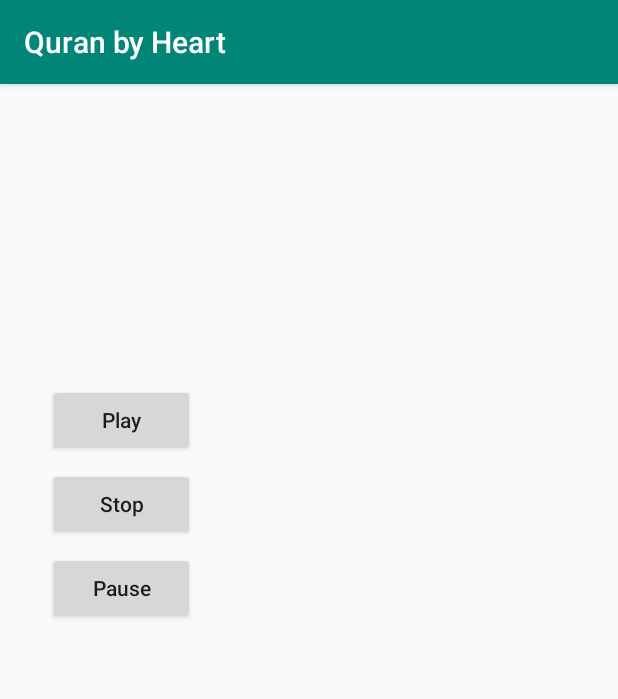
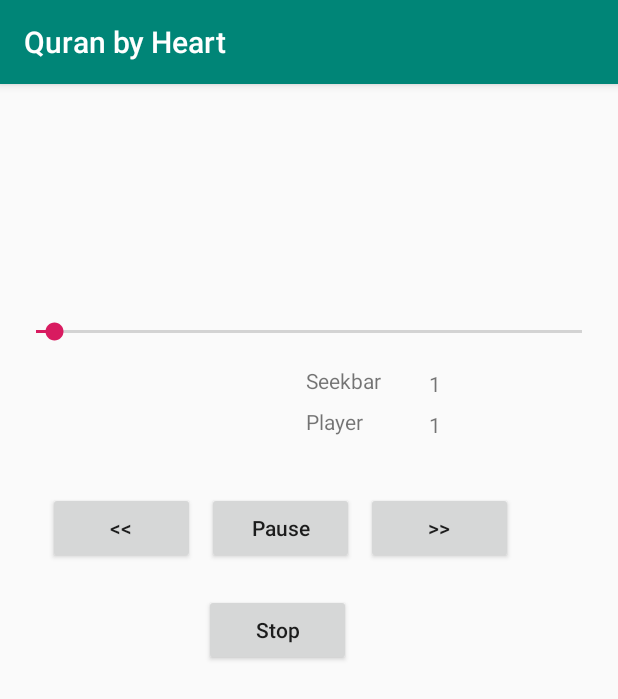
Before and after one commit to tayaraak/QuranbyHeart, an Android app: the screen it shows after launch (MainActivity), after a tap on "Play", on a phone screen of 412 x 824 dp. Shown: the top 699 px of the screen. Run offline under Robolectric (Android 15) with nearby library versions, the light colour scheme and no system bars.

Commit message:
has a working seek bar

```diff
--- a/app/src/main/java/com/tayaraak/quranbyheart/MainActivity.java
+++ b/app/src/main/java/com/tayaraak/quranbyheart/MainActivity.java
@@ -1,41 +1,131 @@
 package com.tayaraak.quranbyheart;
 
 import android.media.MediaPlayer;
+import android.os.Handler;
 import android.support.v7.app.AppCompatActivity;
 import android.os.Bundle;
+import android.util.Log;
 import android.view.View;
+import android.widget.Button;
+import android.widget.SeekBar;
+import android.widget.TextView;
 
 public class MainActivity extends AppCompatActivity {
 
     MediaPlayer player;
+    Button playPauseBtn;
+    Button stopBtn;
+    Button fwdBtn;
+    Button rwdBtn;
+    SeekBar seekBar;
+    Runnable runnable;
+    Handler handler;
+    TextView playerValueTv;
+    TextView seekBarTv;
+
+    String TAG = "Main Activity";
+
+
 
     @Override
     protected void onCreate(Bundle savedInstanceState) {
         super.onCreate(savedInstanceState);
         setContentView(R.layout.activity_main);
 
+        playPauseBtn = (Button) findViewById(R.id.btnPlayPause);
+        stopBtn = (Button) findViewById(R.id.btnStop);
+        fwdBtn = (Button) findViewById(R.id.btnFor);
+        rwdBtn = (Button) findViewById(R.id.btnRew);
+        seekBar = (SeekBar) findViewById(R.id.seekBar);
+        playerValueTv = (TextView) findViewById(R.id.PlayerValue);
+        seekBarTv = (TextView) findViewById(R.id.seekBarValue);
+        handler = new Handler();
+
+        player = MediaPlayer.create(this, R.raw.alnajm);
+
+        player.setOnPreparedListener(new MediaPlayer.OnPreparedListener() {
+            @Override
+            public void onPrepared(MediaPlayer mp) {
+                seekBar.setMax(player.getDuration());
+                changeSeekBar();
+            }
+        });
+
+        seekBar.setOnSeekBarChangeListener(new SeekBar.OnSeekBarChangeListener() {
+
+            @Override
+            public void onProgressChanged(SeekBar seekBar, int progress, boolean fromUser) {
+                if (fromUser){
+                    Log.d(TAG, "onProgressChanged: " + progress);
+                    player.seekTo(progress);
 
                 }
-    public void play (View v){
-        if (player == null){
-            player = MediaPlayer.create(this, R.raw.ana);
+            }
+
+            @Override
+            public void onStartTrackingTouch(SeekBar seekBar) {
+
+            }
+
+            @Override
+            public void onStopTrackingTouch(SeekBar seekBar) {
+
+            }
+        });
+
+        playPauseBtn.setOnClickListener(new View.OnClickListener() {
+            @Override
+            public void onClick(View v) {
+
                 player.setOnCompletionListener(new MediaPlayer.OnCompletionListener() {
                     @Override
                     public void onCompletion(MediaPlayer mp) {
                         stopPlayer();
                     }
                 });
+
+                if (player.isPlaying()){
+                    player.pause();
+                    playPauseBtn.setText("Play");
+                }else {
+                    player.start();
+                    player.seekTo(seekBar.getProgress());
+                    changeSeekBar();
+                    playPauseBtn.setText("Pause");
+
                 }
-        player.start();
+            }
+        });
+
+
+
+        stopBtn.setOnClickListener(new View.OnClickListener() {
+            @Override
+            public void onClick(View v) {
+               stop();
+            }
+        });
+
+        fwdBtn.setOnClickListener(new View.OnClickListener() {
+            @Override
+            public void onClick(View v) {
+                if (player!=null){
+                    player.seekTo(player.getCurrentPosition()+5000);
+                }
+            }
+        });
+        rwdBtn.setOnClickListener(new View.OnClickListener() {
+            @Override
+            public void onClick(View v) {
+                if (player != null){
+                    player.seekTo(player.getCurrentPosition()-5000);
+                }
+            }
+        });
+
     }
 
-    public void pause (View v){
-        if (player != null){
-            player.pause();
-        }
-    }
-
-    public void stop (View v){
+    public void stop(){
         if (player != null){
             stopPlayer();
         }
@@ -53,4 +143,24 @@ public class MainActivity extends AppCompatActivity {
         super.onStop();
         stopPlayer();
     }
+    private void changeSeekBar() {
+        if (player != null){
+            seekBar.setProgress(player.getCurrentPosition());
+
+            playerValueTv.setText( String.valueOf(player.getCurrentPosition()/1000));
+            seekBarTv.setText(String.valueOf(seekBar.getProgress()/1000));
         }
+
+        if (player !=null && player.isPlaying()){
+            runnable = new Runnable() {
+                @Override
+                public void run() {
+                    changeSeekBar();
+                }
+            };
+            handler.postDelayed(runnable, 1000);
+
+        }
+
+    }
+}
--- a/app/src/main/res/layout/activity_main.xml
+++ b/app/src/main/res/layout/activity_main.xml
@@ -7,42 +7,109 @@
     tools:context=".MainActivity">
 
     <Button
-        android:id="@+id/button5"
+        android:id="@+id/btnPlayPause"
+        android:layout_width="98dp"
+        android:layout_height="48dp"
+        android:layout_marginStart="8dp"
+        android:layout_marginLeft="8dp"
+        android:layout_marginTop="272dp"
+        android:text="Play"
+        android:textAllCaps="false"
+        app:layout_constraintStart_toEndOf="@+id/btnRew"
+        app:layout_constraintTop_toTopOf="parent" />
+
+    <SeekBar
+        android:id="@+id/seekBar"
+        android:layout_width="match_parent"
+        android:layout_height="wrap_content"
+        android:layout_marginStart="8dp"
+        android:layout_marginLeft="8dp"
+        android:layout_marginTop="156dp"
+        android:layout_marginEnd="8dp"
+        android:layout_marginRight="8dp"
+        app:layout_constraintEnd_toEndOf="parent"
+        app:layout_constraintStart_toStartOf="parent"
+        app:layout_constraintTop_toTopOf="parent" />
+
+
+    <Button
+        android:id="@+id/btnFor"
+        android:layout_width="98dp"
+        android:layout_height="48dp"
+        android:layout_marginStart="8dp"
+        android:layout_marginLeft="8dp"
+        android:layout_marginTop="272dp"
+        android:text="&gt;&gt;"
+        android:textAllCaps="false"
+        app:layout_constraintStart_toEndOf="@+id/btnPlayPause"
+        app:layout_constraintTop_toTopOf="parent" />
+
+    <Button
+        android:id="@+id/btnRew"
         android:layout_width="98dp"
         android:layout_height="48dp"
         android:layout_marginStart="32dp"
         android:layout_marginLeft="32dp"
-        android:layout_marginTop="200dp"
-        android:text="Play"
-        android:onClick="play"
+        android:layout_marginTop="272dp"
+        android:text="&lt;&lt;"
         android:textAllCaps="false"
         app:layout_constraintStart_toStartOf="parent"
         app:layout_constraintTop_toTopOf="parent" />
 
     <Button
-        android:id="@+id/button3"
+        android:id="@+id/btnStop"
         android:layout_width="98dp"
         android:layout_height="48dp"
+        android:layout_marginStart="136dp"
+        android:layout_marginLeft="136dp"
+        android:layout_marginTop="20dp"
+        android:text="Stop"
+        android:textAllCaps="false"
+        app:layout_constraintStart_toStartOf="parent"
+        app:layout_constraintTop_toBottomOf="@+id/btnPlayPause" />
+
+    <TextView
+        android:id="@+id/textView3"
+        android:layout_width="wrap_content"
+        android:layout_height="wrap_content"
+        android:layout_marginStart="204dp"
+        android:layout_marginLeft="204dp"
+        android:layout_marginTop="188dp"
+        android:text="Seekbar"
+        app:layout_constraintStart_toStartOf="parent"
+        app:layout_constraintTop_toTopOf="parent" />
+
+    <TextView
+        android:id="@+id/PlayerValue"
+        android:layout_width="wrap_content"
+        android:layout_height="wrap_content"
+        android:layout_marginStart="44dp"
+        android:layout_marginLeft="44dp"
+        android:layout_marginTop="8dp"
+        android:text=""
+        app:layout_constraintStart_toEndOf="@+id/textView4"
+        app:layout_constraintTop_toBottomOf="@+id/seekBarValue" />
+
+    <TextView
+        android:id="@+id/seekBarValue"
+        android:layout_width="wrap_content"
+        android:layout_height="wrap_content"
         android:layout_marginStart="32dp"
         android:layout_marginLeft="32dp"
+        android:layout_marginTop="16dp"
+        android:text=""
+        app:layout_constraintStart_toEndOf="@+id/textView3"
+        app:layout_constraintTop_toBottomOf="@+id/seekBar" />
+
+    <TextView
+        android:id="@+id/textView4"
+        android:layout_width="wrap_content"
+        android:layout_height="wrap_content"
+        android:layout_marginStart="204dp"
+        android:layout_marginLeft="204dp"
         android:layout_marginTop="8dp"
-        android:text="Pause"
-        android:onClick="pause"
-        android:textAllCaps="false"
+        android:text="Player"
         app:layout_constraintStart_toStartOf="parent"
-        app:layout_constraintTop_toBottomOf="@+id/button4" />
-
-    <Button
-        android:id="@+id/button4"
-        android:layout_width="98dp"
-        android:layout_height="48dp"
-        android:layout_marginStart="32dp"
-        android:layout_marginLeft="32dp"
-        android:layout_marginTop="8dp"
-        android:text="Stop"
-        android:onClick="stop"
-        android:textAllCaps="false"
-        app:layout_constraintStart_toStartOf="parent"
-        app:layout_constraintTop_toBottomOf="@+id/button5" />
+        app:layout_constraintTop_toBottomOf="@+id/textView3" />
 
 </android.support.constraint.ConstraintLayout>
```
Also changed, not shown: 2 other files. Lines whose indentation alone changed are shown as unchanged.
